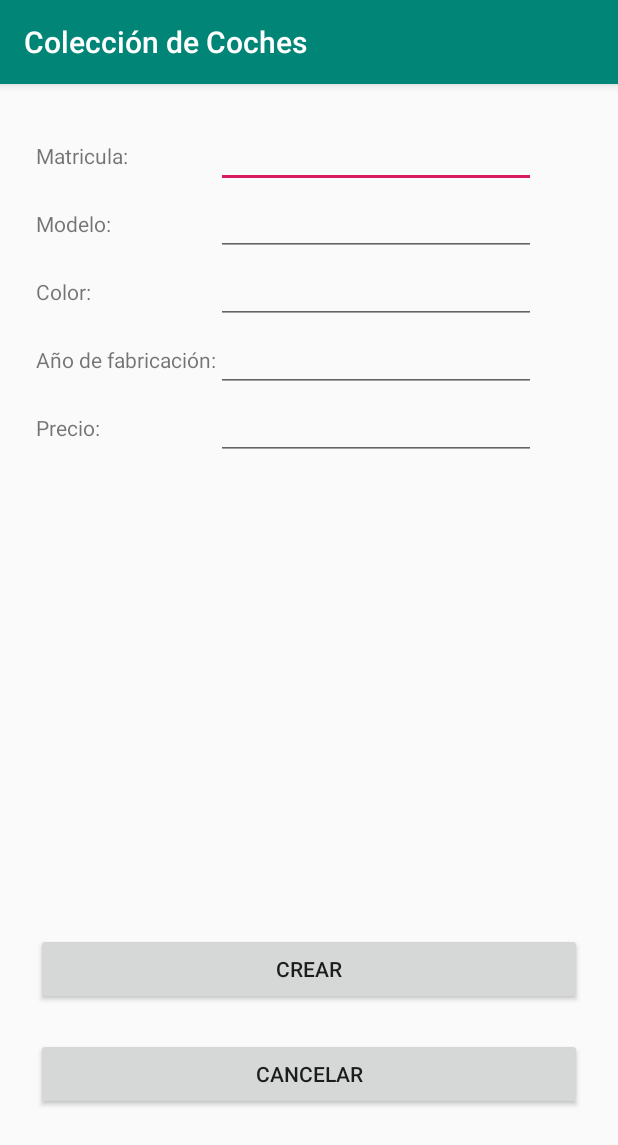
After one commit to javiermiok/AppFirebaseCoches, an Android app: the AltaActivity screen opened directly, with no data from a screen before it, on a phone screen of 412 x 824 dp. The commit adds this screen. Shown: the top 1145 px of the screen. Run offline under Robolectric (Android 15) with nearby library versions, the phone set to English and light mode, and no system bars; our stand-ins replace Firebase (no records; nobody signed in at launch, a user with empty details on screens opened directly).

Commit message:
Segundo Commit
Creado algunas Activity
Clase Adapter

```diff
--- a/app/build.gradle
+++ b/app/build.gradle
@@ -28,6 +28,7 @@ dependencies {
     androidTestImplementation 'com.android.support.test.espresso:espresso-core:3.0.2'
     implementation 'com.google.firebase:firebase-core:16.0.1'
     implementation 'com.google.firebase:firebase-database:16.0.1'
+    implementation 'com.android.support:recyclerview-v7:28.0.0'
 }
 
 apply plugin: 'com.google.gms.google-services'
--- a/app/src/main/AndroidManifest.xml
+++ b/app/src/main/AndroidManifest.xml
@@ -16,6 +16,8 @@
                 <category android:name="android.intent.category.LAUNCHER" />
             </intent-filter>
         </activity>
+        <activity android:name=".ConsultaActivity" />
+        <activity android:name=".AltaActivity"></activity>
     </application>
 
 </manifest>
--- /dev/null
+++ b/app/src/main/java/com/example/a21752434/appfirebasecoches/AltaActivity.java
@@ -0,0 +1,60 @@
+package com.example.a21752434.appfirebasecoches;
+
+import android.content.Intent;
+import android.support.v7.app.AppCompatActivity;
+import android.os.Bundle;
+import android.view.View;
+import android.widget.EditText;
+import android.widget.Toast;
+
+import com.example.a21752434.appfirebasecoches.javabeans.Coche;
+import com.google.firebase.database.DatabaseReference;
+import com.google.firebase.database.FirebaseDatabase;
+
+public class AltaActivity extends AppCompatActivity {
+
+    private DatabaseReference dbR;
+
+    private EditText etMatricula;
+    private EditText etModelo;
+    private EditText etColor;
+    private EditText etAnio;
+    private EditText etPrecio;
+
+    @Override
+    protected void onCreate(Bundle savedInstanceState) {
+        super.onCreate(savedInstanceState);
+        setContentView(R.layout.activity_alta);
+
+        etMatricula = findViewById(R.id.etMatriculaAlta);
+        etModelo = findViewById(R.id.etModeloAlta);
+        etColor = findViewById(R.id.etColorAlta);
+        etAnio = findViewById(R.id.etAnioAlta);
+        etPrecio = findViewById(R.id.etPrecioAlta);
+
+        dbR = FirebaseDatabase.getInstance().getReference().child("Coleccion_Coches");
+
+    }
+
+    public void crear(View v) {
+        String matricula = etMatricula.getText().toString();
+        String modelo = etModelo.getText().toString();
+        String color = etColor.getText().toString();
+        String anio = etAnio.getText().toString();
+        String precio = etPrecio.getText().toString();
+
+        if(matricula.isEmpty() || modelo.isEmpty() || color.isEmpty() || anio.isEmpty() || precio.isEmpty()
+                || matricula.trim().equals("") || modelo.trim().equals("") || color.trim().equals("")) {
+            Toast.makeText(getBaseContext(), getString(R.string.toast_error_alta), Toast.LENGTH_SHORT).show();
+        } else {
+            Coche c = new Coche(matricula, modelo, color, Integer.parseInt(anio), Double.parseDouble(precio));
+            dbR.push().setValue(c);
+            startActivity(new Intent(AltaActivity.this, MainActivity.class));
+        }
+
+    }
+
+    public void cancelar(View v) {
+        startActivity(new Intent(AltaActivity.this, MainActivity.class));
+    }
+}
--- /dev/null
+++ b/app/src/main/res/layout/activity_alta.xml
@@ -0,0 +1,133 @@
+<?xml version="1.0" encoding="utf-8"?>
+<RelativeLayout xmlns:android="http://schemas.android.com/apk/res/android"
+    xmlns:app="http://schemas.android.com/apk/res-auto"
+    xmlns:tools="http://schemas.android.com/tools"
+    android:id="@+id/rlAlta"
+    android:layout_width="match_parent"
+    android:layout_height="match_parent"
+    android:padding="@dimen/padding_layout"
+    tools:context=".AltaActivity">
+
+    <TableLayout
+        android:id="@+id/tableAlta"
+        android:layout_width="match_parent"
+        android:layout_height="wrap_content"
+        android:layout_alignParentStart="true"
+        android:layout_alignParentLeft="true"
+        android:layout_alignParentTop="true">
+
+        <TableRow
+            android:layout_width="match_parent"
+            android:layout_height="match_parent">
+
+            <TextView
+                android:id="@+id/tvMatriculaAlta"
+                android:layout_width="wrap_content"
+                android:layout_height="wrap_content"
+                android:text="@string/tv_matricula_alta" />
+
+            <EditText
+                android:id="@+id/etMatriculaAlta"
+                android:layout_width="wrap_content"
+                android:layout_height="wrap_content"
+                android:ems="10"
+                android:inputType="textPersonName" />
+        </TableRow>
+
+        <TableRow
+            android:layout_width="match_parent"
+            android:layout_height="match_parent">
+
+            <TextView
+                android:id="@+id/tvModeloAlta"
+                android:layout_width="wrap_content"
+                android:layout_height="wrap_content"
+                android:text="@string/tv_modelo_alta" />
+
+            <EditText
+                android:id="@+id/etModeloAlta"
+                android:layout_width="wrap_content"
+                android:layout_height="wrap_content"
+                android:ems="10"
+                android:inputType="textPersonName" />
+        </TableRow>
+
+        <TableRow
+            android:layout_width="match_parent"
+            android:layout_height="match_parent">
+
+            <TextView
+                android:id="@+id/tvColorAlta"
+                android:layout_width="wrap_content"
+                android:layout_height="wrap_content"
+                android:text="@string/tv_color_alta" />
+
+            <EditText
+                android:id="@+id/etColorAlta"
+                android:layout_width="wrap_content"
+                android:layout_height="wrap_content"
+                android:ems="10"
+                android:inputType="textPersonName" />
+        </TableRow>
+
+        <TableRow
+            android:layout_width="match_parent"
+            android:layout_height="match_parent">
+
+            <TextView
+                android:id="@+id/tvAnioAlta"
+                android:layout_width="wrap_content"
+                android:layout_height="wrap_content"
+                android:text="@string/tv_anio_alta" />
+
+            <EditText
+                android:id="@+id/etAnioAlta"
+                android:layout_width="wrap_content"
+                android:layout_height="wrap_content"
+                android:ems="10"
+                android:inputType="date" />
+        </TableRow>
+
+        <TableRow
+            android:layout_width="match_parent"
+            android:layout_height="match_parent">
+
+            <TextView
+                android:id="@+id/tvPrecioAlta"
+                android:layout_width="wrap_content"
+                android:layout_height="wrap_content"
+                android:text="@string/tv_precio_alta" />
+
+            <EditText
+                android:id="@+id/etPrecioAlta"
+                android:layout_width="wrap_content"
+                android:layout_height="wrap_content"
+                android:ems="10"
+                android:inputType="numberDecimal" />
+        </TableRow>
+    </TableLayout>
+
+    <Button
+        android:id="@+id/btnCrearAlta"
+        android:layout_width="match_parent"
+        android:layout_height="wrap_content"
+        android:layout_alignParentStart="true"
+        android:layout_alignParentLeft="true"
+        android:layout_alignParentBottom="true"
+        android:layout_marginBottom="130dp"
+        android:onClick="crear"
+        android:text="@string/btn_crear_alta" />
+
+    <Button
+        android:id="@+id/btnCancelarAlta"
+        android:layout_width="match_parent"
+        android:layout_height="wrap_content"
+        android:layout_alignStart="@+id/btnCrearAlta"
+        android:layout_alignLeft="@+id/btnCrearAlta"
+        android:layout_alignParentBottom="true"
+        android:layout_marginBottom="60dp"
+        android:onClick="cancelar"
+        android:text="@string/btn_cancelar_alta" />
+
+
+</RelativeLayout>
--- /dev/null
+++ b/app/src/main/res/values/dimens.xml
@@ -0,0 +1,4 @@
+<?xml version="1.0" encoding="utf-8"?>
+<resources>
+    <dimen name="padding_layout">24dp</dimen>
+</resources>
--- a/app/src/main/res/values/strings.xml
+++ b/app/src/main/res/values/strings.xml
@@ -1,3 +1,30 @@
 <resources>
-    <string name="app_name">AppFirebaseCoches</string>
+    <string name="app_name">Colección de Coches</string>
+
+    <!--                 ACTIVITY MAIN                      -->
+    <string name="btn_consultar_main">Consultar coches</string>
+    <string name="btn_alta_main">Alta de coche</string>
+    <string name="btn_modificar_main">Modificar Coche</string>
+    <string name="btn_borrar_main">Borrar Coche</string>
+
+    <!--                 ITEM_COCHE.XML                     -->
+    <string name="tv_matricula_item">Matrícula: %s</string>
+    <string name="tv_modelo_item">Modelo: %s</string>
+    <string name="tv_color_item">Color: %s</string>
+    <string name="tv_anio_item">Fabricación: %d</string>
+    <string name="tv_precio_item">Precio: %.2f</string>
+
+    <!--                 ACTIVITY ALTA                     -->
+    <string name="tv_matricula_alta">Matricula:</string>
+    <string name="tv_modelo_alta">Modelo:</string>
+    <string name="tv_color_alta">Color:</string>
+    <string name="tv_anio_alta">Año de fabricación:</string>
+    <string name="tv_precio_alta">Precio:</string>
+    <string name="btn_crear_alta">Crear</string>
+    <string name="btn_cancelar_alta">Cancelar</string>
+    <string name="toast_error_alta">Todos los campos tiene que estar rellenados</string>
+
+    <!--                 ACTIVITY                       -->
+
+
 </resources>
```
Also changed, not shown: app/src/main/java/com/example/a21752434/appfirebasecoches/ConsultaActivity.java (added, +119 -0 lines), app/src/main/java/com/example/a21752434/appfirebasecoches/MainActivity.java (+18 -4 lines), app/src/main/java/com/example/a21752434/appfirebasecoches/javabeans/Coche.java (+8 -0 lines), app/src/main/java/com/example/a21752434/appfirebasecoches/javabeans/CocheAdaptador.java (added, +81 -0 lines), app/src/main/res/layout/activity_consulta.xml (added, +110 -0 lines), app/src/main/res/layout/activity_main.xml (+35 -2 lines), app/src/main/res/layout/item_coche.xml (added, +57 -0 lines).
